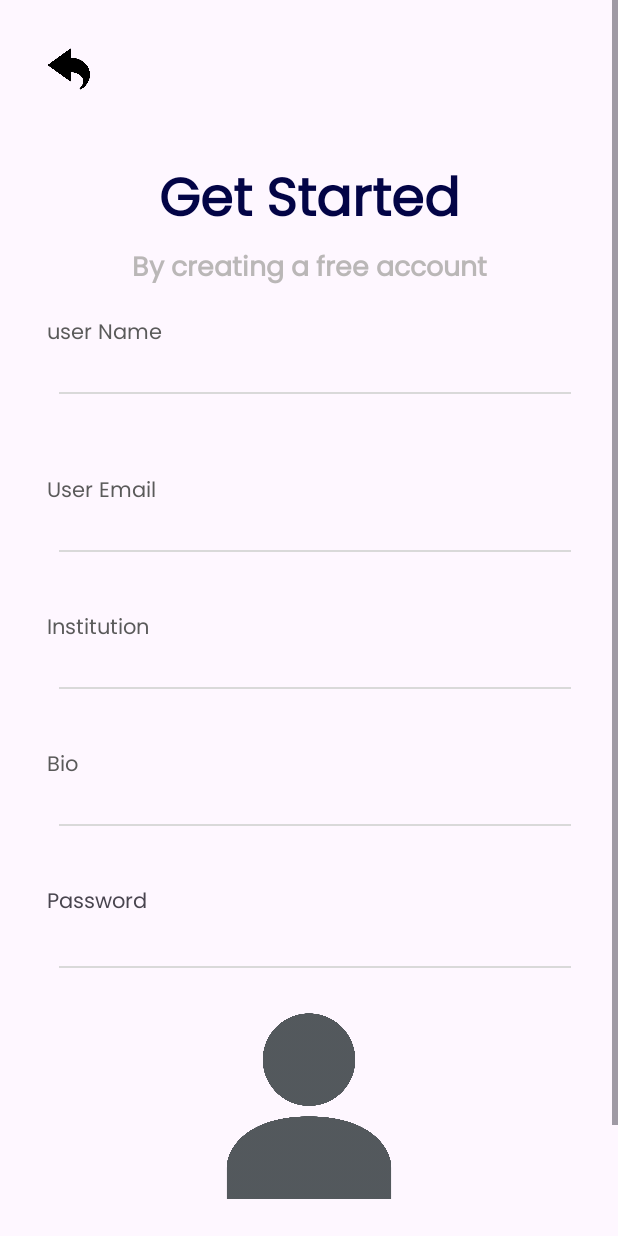
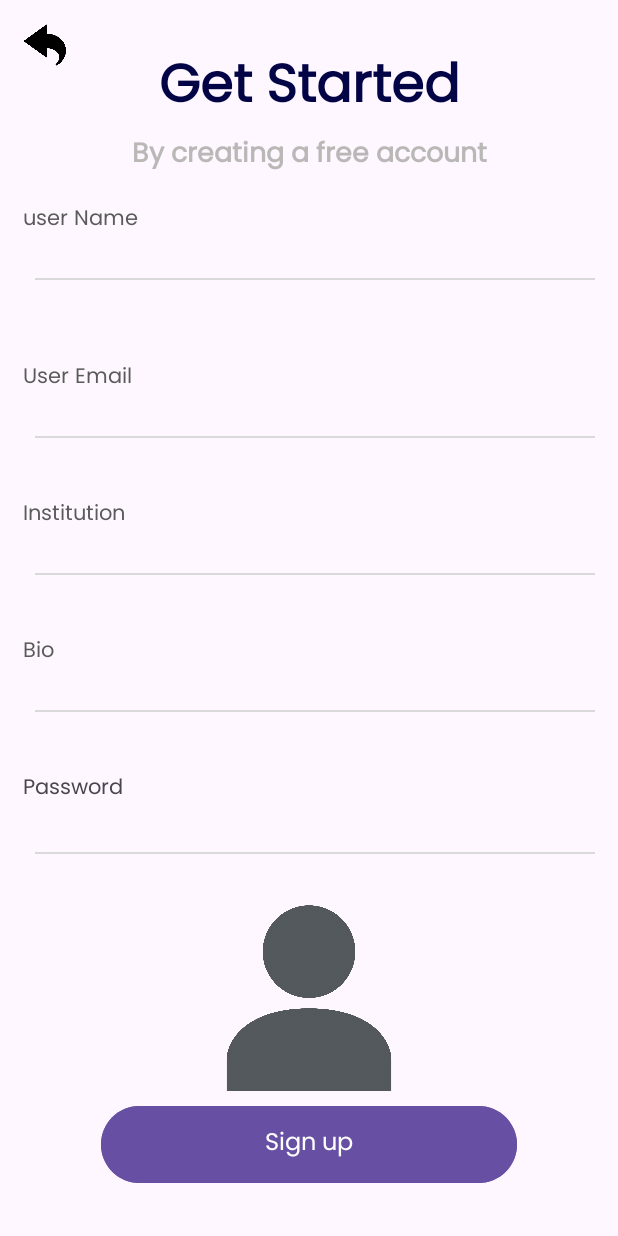
Before and after one commit to ConnectifyNow/Connectify-Mobile, an Android app: the SignUpVolunteerFragment screen opened through its navigation route, on a phone screen of 412 x 824 dp. Run offline under Robolectric (Android 15) with nearby library versions, the phone set to English and light mode, and no system bars; our stand-ins replace Firebase (no records; nobody signed in at launch, a user with empty details on screens opened directly), Picasso, Room's generated code, navigation-ui; libraries missing offline, so code that uses them is left out: com.firebase.geofire, org.osmdroid.config, org.osmdroid.tileprovider, org.osmdroid.util, org.osmdroid.views; pictures from the network do not load; 8 statements that could not run were skipped.

Commit message:
refactor: restructure SignUpVolunteerFragment layout for improved usability and navigation

```diff
--- a/app/src/main/res/layout/fragment_sign_up_organization.xml
+++ b/app/src/main/res/layout/fragment_sign_up_organization.xml
@@ -8,10 +8,10 @@
   android:fillViewport="true"
   tools:context=".SignUpOrganizationFragment">
 
+    <?xml version="1.0" encoding="utf-8"?>
     <androidx.constraintlayout.widget.ConstraintLayout
         android:layout_width="match_parent"
-    android:layout_height="wrap_content"
-    android:padding="16dp">
+        android:layout_height="wrap_content">
 
         <ImageView
             android:id="@+id/back_button"
@@ -19,12 +19,12 @@
             android:layout_height="60dp"
             android:src="@drawable/back_arrow_icon"
             android:padding="16dp"
-      android:contentDescription="Back"
             app:layout_constraintStart_toStartOf="parent"
-      app:layout_constraintTop_toTopOf="parent" />
+            app:layout_constraintTop_toTopOf="parent"
+            android:contentDescription="@string/back" />
 
         <TextView
-      android:id="@+id/new_account_organization"
+            android:id="@+id/new_account_volunteer"
             style="@style/AppTextStyle"
             android:layout_width="0dp"
             android:layout_height="wrap_content"
@@ -36,10 +36,10 @@
             app:layout_constraintEnd_toEndOf="parent"
             app:layout_constraintHorizontal_bias="0.0"
             app:layout_constraintStart_toStartOf="parent"
-      app:layout_constraintTop_toTopOf="parent" />
+            app:layout_constraintTop_toTopOf="parent"  />
 
         <TextView
-      android:id="@+id/create_organization_title"
+            android:id="@+id/create_volunteer_title"
             style="@style/AppTextStyle"
             android:layout_width="0dp"
             android:layout_height="wrap_content"
@@ -51,9 +51,9 @@
             app:layout_constraintEnd_toEndOf="parent"
             app:layout_constraintHorizontal_bias="0.0"
             app:layout_constraintStart_toStartOf="parent"
-      app:layout_constraintTop_toBottomOf="@id/new_account_organization" />
+            app:layout_constraintTop_toBottomOf="@id/new_account_volunteer" />
+        <!--Start Body-->
 
-    <!-- Start Body -->
         <include
             android:id="@+id/organization_name_group"
             layout="@layout/custom_input_field_text"
@@ -61,8 +61,9 @@
             android:layout_height="wrap_content"
             android:layout_marginTop="15dp"
             app:layout_constraintEnd_toEndOf="parent"
+            app:layout_constraintHorizontal_bias="0.0"
             app:layout_constraintStart_toStartOf="parent"
-      app:layout_constraintTop_toBottomOf="@id/create_organization_title" />
+            app:layout_constraintTop_toBottomOf="@id/create_volunteer_title" />
 
         <include
             android:id="@+id/email_organization"
@@ -71,6 +72,7 @@
             android:layout_height="wrap_content"
             android:layout_marginTop="20dp"
             app:layout_constraintEnd_toEndOf="parent"
+            app:layout_constraintHorizontal_bias="0.0"
             app:layout_constraintStart_toStartOf="parent"
             app:layout_constraintTop_toBottomOf="@id/organization_name_group" />
 
@@ -85,8 +87,9 @@
             android:text="@string/address"
             android:textColor="@color/Dark_Gray"
             app:layout_constraintEnd_toEndOf="parent"
+            app:layout_constraintHorizontal_bias="0.0"
             app:layout_constraintStart_toStartOf="parent"
-      app:layout_constraintTop_toBottomOf="@id/email_organization" />
+            app:layout_constraintTop_toBottomOf="@id/email_organization"/>
 
         <AutoCompleteTextView
             android:id="@+id/organizationSuggestion"
@@ -100,18 +103,19 @@
             app:layout_constraintBottom_toTopOf="@+id/add_error_message"
             app:layout_constraintEnd_toEndOf="parent"
             app:layout_constraintStart_toStartOf="parent"
-      app:layout_constraintTop_toBottomOf="@id/input_suggestions" />
+            app:layout_constraintTop_toBottomOf="@+id/input_suggestions" />
 
         <View
             android:id="@+id/add_edit_text_line"
             android:layout_width="match_parent"
             android:layout_height="1dp"
             android:layout_marginStart="8dp"
+            android:paddingLeft="20dp"
+            android:paddingRight="20dp"
             android:background="@color/Light_Gray"
             app:layout_constraintEnd_toEndOf="parent"
             app:layout_constraintStart_toStartOf="parent"
-      app:layout_constraintTop_toBottomOf="@id/organizationSuggestion" />
-
+            app:layout_constraintTop_toBottomOf="@+id/organizationSuggestion" />
         <TextView
             android:id="@+id/add_error_message"
             android:layout_width="0dp"
@@ -122,7 +126,7 @@
             android:visibility="invisible"
             app:layout_constraintEnd_toEndOf="parent"
             app:layout_constraintStart_toStartOf="parent"
-      app:layout_constraintTop_toBottomOf="@id/add_edit_text_line" />
+            app:layout_constraintTop_toBottomOf="@+id/add_edit_text_line" />
 
         <include
             android:id="@+id/bio_group"
@@ -131,6 +135,7 @@
             android:layout_height="wrap_content"
             android:layout_marginTop="15dp"
             app:layout_constraintEnd_toEndOf="parent"
+            app:layout_constraintHorizontal_bias="0.0"
             app:layout_constraintStart_toStartOf="parent"
             app:layout_constraintTop_toBottomOf="@id/add_error_message" />
 
@@ -141,6 +146,7 @@
             android:layout_height="wrap_content"
             android:layout_marginTop="15dp"
             app:layout_constraintEnd_toEndOf="parent"
+            app:layout_constraintHorizontal_bias="0.0"
             app:layout_constraintStart_toStartOf="parent"
             app:layout_constraintTop_toBottomOf="@id/bio_group" />
 
@@ -150,7 +156,8 @@
             app:layout_constraintBottom_toTopOf="@+id/sign_up_organization_btn"
             app:layout_constraintEnd_toEndOf="parent"
             app:layout_constraintStart_toStartOf="parent"
-      app:layout_constraintTop_toBottomOf="@id/bio_group">
+            app:layout_constraintTop_toBottomOf="@+id/bio_group"
+            app:layout_constraintVertical_bias="0.821" >
 
             <ImageView
                 android:id="@+id/logo_organization"
@@ -158,7 +165,8 @@
                 android:layout_height="137dp"
                 android:src="@drawable/user_avatar"
                 app:layout_constraintEnd_toEndOf="parent"
-        app:layout_constraintStart_toStartOf="parent" />
+                app:layout_constraintStart_toStartOf="parent"
+                tools:ignore="MissingConstraints" />
 
             <LinearLayout
                 android:id="@+id/signup_organization_loading_overlay"
@@ -167,6 +175,7 @@
                 android:background="#fff7ff"
                 android:gravity="center"
                 android:orientation="vertical"
+                tools:layout_editor_absoluteX="20dp"
                 tools:visibility="visible">
 
                 <TextView
@@ -177,6 +186,8 @@
                     android:textAlignment="center" />
             </LinearLayout>
         </androidx.constraintlayout.widget.ConstraintLayout>
+
+
 
         <Button
             android:id="@+id/sign_up_organization_btn"
@@ -192,7 +203,8 @@
             app:layout_constraintBottom_toBottomOf="parent"
             app:layout_constraintEnd_toEndOf="parent"
             app:layout_constraintStart_toStartOf="parent"
-      app:layout_constraintTop_toBottomOf="@id/password_organization" />
+            app:layout_constraintTop_toBottomOf="@+id/password_organization"
+            app:layout_constraintVertical_bias="0.841" />
 
     </androidx.constraintlayout.widget.ConstraintLayout>
 
--- a/app/src/main/res/layout/fragment_sign_up_volunteer.xml
+++ b/app/src/main/res/layout/fragment_sign_up_volunteer.xml
@@ -1,25 +1,17 @@
 <?xml version="1.0" encoding="utf-8"?>
-<androidx.constraintlayout.widget.ConstraintLayout xmlns:android="http://schemas.android.com/apk/res/android"
+<ScrollView
+    xmlns:android="http://schemas.android.com/apk/res/android"
     xmlns:app="http://schemas.android.com/apk/res-auto"
     xmlns:tools="http://schemas.android.com/tools"
     android:layout_width="match_parent"
     android:layout_height="match_parent"
+    android:fillViewport="true"
     tools:context=".SignUpVolunteerFragment">
 
-    <ScrollView
-        android:layout_width="0dp"
-        android:layout_height="0dp"
-        android:fillViewport="true"
-        app:layout_constraintTop_toTopOf="parent"
-        app:layout_constraintBottom_toBottomOf="parent"
-        app:layout_constraintStart_toStartOf="parent"
-        app:layout_constraintEnd_toEndOf="parent">
-
-        <LinearLayout
+    <?xml version="1.0" encoding="utf-8"?>
+    <androidx.constraintlayout.widget.ConstraintLayout
         android:layout_width="match_parent"
-            android:layout_height="wrap_content"
-            android:orientation="vertical"
-            android:padding="16dp">
+        android:layout_height="wrap_content">
 
         <ImageView
             android:id="@+id/back_button"
@@ -27,75 +19,128 @@
             android:layout_height="60dp"
             android:src="@drawable/back_arrow_icon"
             android:padding="16dp"
-                android:contentDescription="Back" />
+            app:layout_constraintStart_toStartOf="parent"
+            app:layout_constraintTop_toTopOf="parent"
+            android:contentDescription="@string/back" />
 
         <TextView
             android:id="@+id/sign_up_volunteer_title"
             style="@style/AppTextStyle"
-                android:layout_width="match_parent"
+            android:layout_width="0dp"
             android:layout_height="wrap_content"
             android:layout_marginTop="30dp"
-                android:gravity="center"
+            android:gravity="center_horizontal|top"
             android:text="@string/sign_up_group_title"
             android:textAppearance="@style/log_in_text"
-                android:textStyle="bold" />
+            android:textStyle="bold"
+            app:layout_constraintEnd_toEndOf="parent"
+            app:layout_constraintHorizontal_bias="0.0"
+            app:layout_constraintStart_toStartOf="parent"
+            app:layout_constraintTop_toTopOf="parent" />
 
         <TextView
             android:id="@+id/new_post_sub_title"
             style="@style/AppTextStyle"
-                android:layout_width="match_parent"
+            android:layout_width="0dp"
             android:layout_height="wrap_content"
             android:layout_marginTop="0dp"
-                android:gravity="center"
+            android:gravity="center_horizontal|top"
             android:text="@string/sign_up_group_sub_title"
             android:textAppearance="@style/sign_in_description"
-                android:textStyle="bold" />
+            android:textStyle="bold"
+            app:layout_constraintEnd_toEndOf="parent"
+            app:layout_constraintHorizontal_bias="0.0"
+            app:layout_constraintStart_toStartOf="parent"
+            app:layout_constraintTop_toBottomOf="@id/sign_up_volunteer_title" />
+        <!--Start Body-->
 
         <include
             android:id="@+id/name_volunteer"
             layout="@layout/custom_input_field_text"
-                android:layout_width="match_parent"
+            android:layout_width="0dp"
             android:layout_height="wrap_content"
-                android:layout_marginTop="16dp" />
+            android:layout_marginTop="16dp"
+            app:layout_constraintEnd_toEndOf="parent"
+            app:layout_constraintHorizontal_bias="0.0"
+            app:layout_constraintStart_toStartOf="parent"
+            app:layout_constraintTop_toBottomOf="@id/new_post_sub_title"/>
 
         <include
             android:id="@+id/email_volunteer"
             layout="@layout/custom_input_field_text"
-                android:layout_width="match_parent"
+            android:layout_width="0dp"
             android:layout_height="wrap_content"
-                android:layout_marginTop="30dp" />
+            android:layout_marginTop="30dp"
+            app:layout_constraintEnd_toEndOf="parent"
+            app:layout_constraintHorizontal_bias="0.0"
+            app:layout_constraintStart_toStartOf="parent"
+            app:layout_constraintTop_toBottomOf="@id/name_volunteer" />
 
         <include
             android:id="@+id/institution"
             layout="@layout/custom_input_field_text"
-                android:layout_width="match_parent"
+            android:layout_width="0dp"
             android:layout_height="wrap_content"
-                android:layout_marginTop="16dp" />
+            android:layout_marginTop="16dp"
+            app:layout_constraintEnd_toEndOf="parent"
+            app:layout_constraintHorizontal_bias="0.0"
+            app:layout_constraintStart_toStartOf="parent"
+            app:layout_constraintTop_toBottomOf="@id/email_volunteer" />
 
         <include
             android:id="@+id/bio_volunteer"
             layout="@layout/custom_input_field_text"
-                android:layout_width="match_parent"
+            android:layout_width="0dp"
             android:layout_height="wrap_content"
-                android:layout_marginTop="16dp" />
+            android:layout_marginTop="16dp"
+            app:layout_constraintEnd_toEndOf="parent"
+            app:layout_constraintHorizontal_bias="0.0"
+            app:layout_constraintStart_toStartOf="parent"
+            app:layout_constraintTop_toBottomOf="@id/institution" />
 
         <include
             android:id="@+id/password_volunteer"
             layout="@layout/custom_input_field_password"
-                android:layout_width="match_parent"
+            android:layout_width="0dp"
             android:layout_height="wrap_content"
-                android:layout_marginTop="16dp" />
+            android:layout_marginTop="16dp"
+            app:layout_constraintEnd_toEndOf="parent"
+            app:layout_constraintHorizontal_bias="0.0"
+            app:layout_constraintStart_toStartOf="parent"
+            app:layout_constraintTop_toBottomOf="@id/bio_volunteer"/>
+
+        <Button
+            android:id="@+id/sign_up_volunteer_btn"
+            style="@style/AppTextStyle"
+            android:layout_width="wrap_content"
+            android:layout_height="wrap_content"
+            android:layout_marginHorizontal="80dp"
+            android:background="@drawable/submit_form_btn"
+            android:gravity="center"
+            android:text="@string/sign_up"
+            android:textAppearance="@style/log_in_button"
+            app:layout_constraintBottom_toBottomOf="parent"
+            app:layout_constraintEnd_toEndOf="parent"
+            app:layout_constraintStart_toStartOf="parent"
+            app:layout_constraintTop_toBottomOf="@+id/password_volunteer"
+            app:layout_constraintVertical_bias="0.805" />
 
         <androidx.constraintlayout.widget.ConstraintLayout
             android:layout_width="189dp"
             android:layout_height="137dp"
-                android:layout_gravity="center">
+            app:layout_constraintBottom_toTopOf="@+id/sign_up_volunteer_btn"
+            app:layout_constraintEnd_toEndOf="parent"
+            app:layout_constraintStart_toStartOf="parent"
+            app:layout_constraintTop_toBottomOf="@+id/password_volunteer">
 
             <ImageView
                 android:id="@+id/volunteerImage"
                 android:layout_width="189dp"
                 android:layout_height="137dp"
                 android:src="@drawable/user_avatar"
+                app:layout_constraintEnd_toEndOf="parent"
+                app:layout_constraintStart_toStartOf="parent"
+                tools:ignore="MissingConstraints"
                 android:contentDescription="@string/user_image" />
 
             <LinearLayout
@@ -105,6 +150,7 @@
                 android:background="#fff7ff"
                 android:gravity="center"
                 android:orientation="vertical"
+                tools:layout_editor_absoluteX="20dp"
                 tools:visibility="visible">
 
                 <TextView
@@ -115,17 +161,6 @@
                     android:textAlignment="center" />
             </LinearLayout>
         </androidx.constraintlayout.widget.ConstraintLayout>
+    </androidx.constraintlayout.widget.ConstraintLayout>
 
-            <Button
-                android:id="@+id/sign_up_volunteer_btn"
-                style="@style/AppTextStyle"
-                android:layout_width="match_parent"
-                android:layout_height="wrap_content"
-                android:layout_marginTop="32dp"
-                android:background="@drawable/submit_form_btn"
-                android:gravity="center"
-                android:text="@string/sign_up"
-                android:textAppearance="@style/log_in_button" />
-        </LinearLayout>
 </ScrollView>
-</androidx.constraintlayout.widget.ConstraintLayout>
```
Lines whose indentation alone changed are shown as unchanged.
